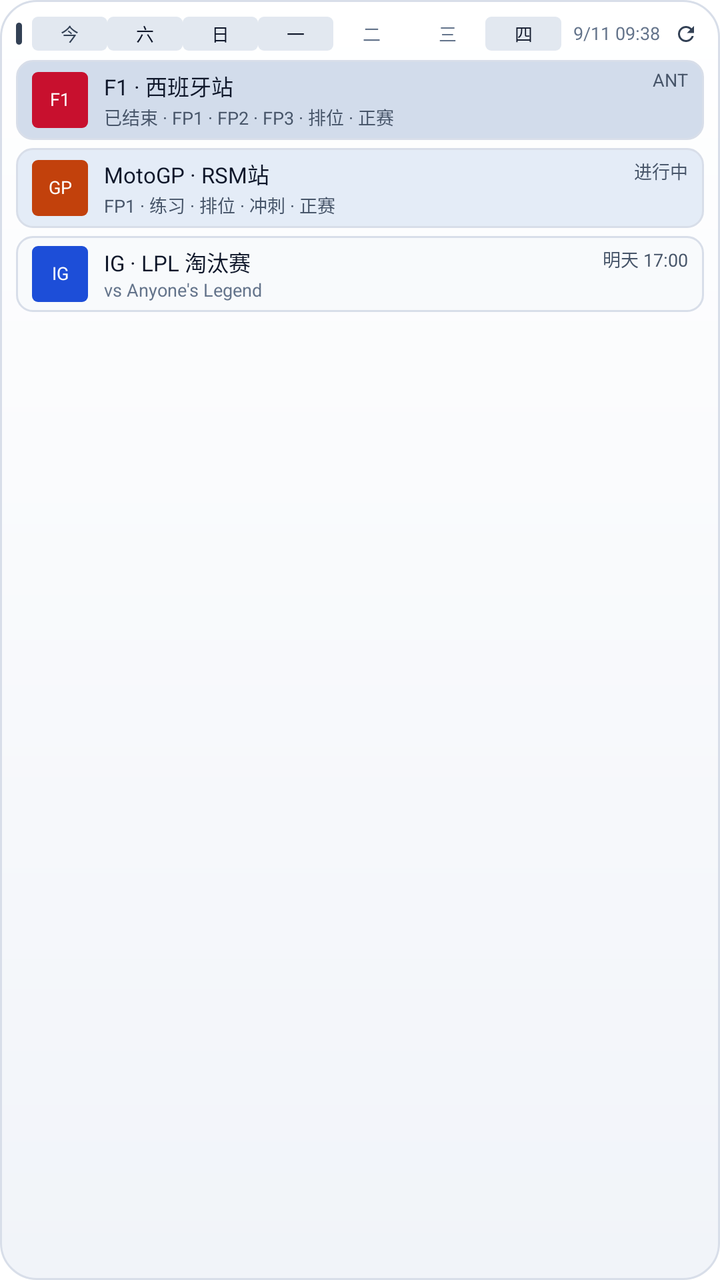
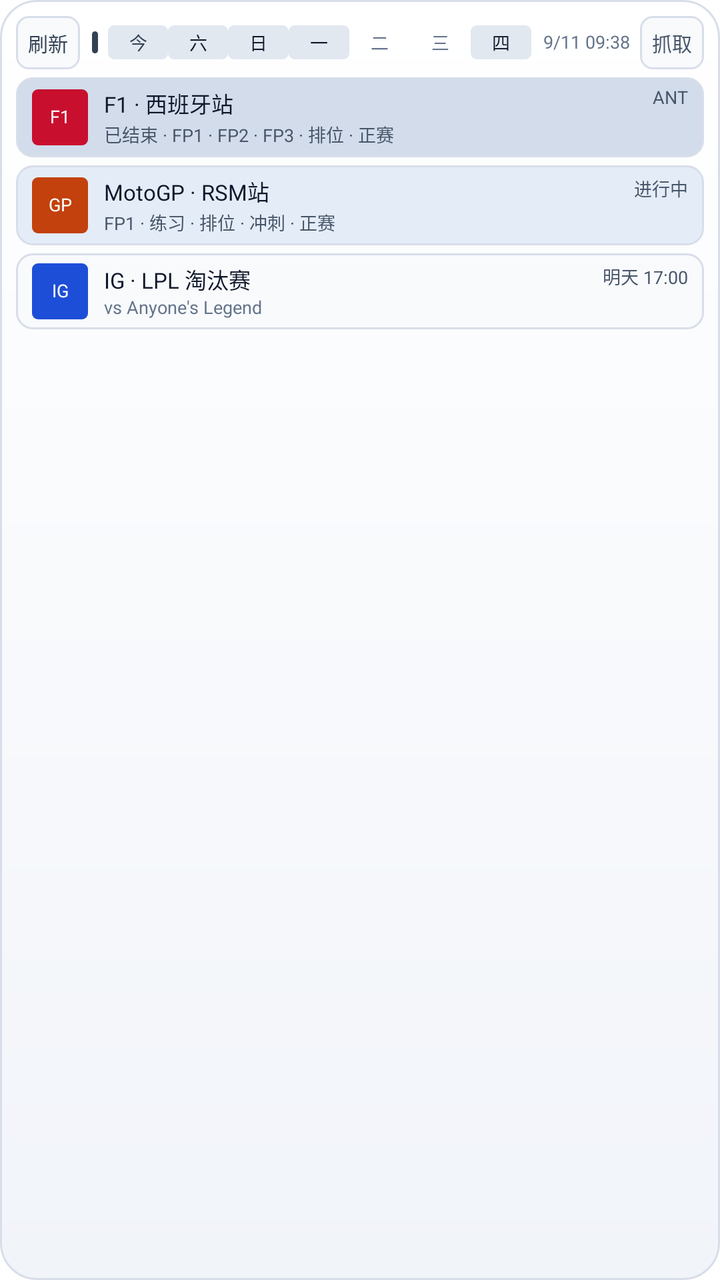

An Android layout rendered at two revisions. The XML below is the earlier revision; the diff shows what the commit changed to produce the second picture.
<!-- AndroidManifest.xml: application theme Theme.SportsWidget -->
<!-- res/layout/widget_sports_preview.xml -->
<?xml version="1.0" encoding="utf-8"?>
<LinearLayout xmlns:android="http://schemas.android.com/apk/res/android"
    android:layout_width="match_parent"
    android:layout_height="match_parent"
    android:background="@drawable/bg_widget"
    android:orientation="vertical"
    android:padding="8dp">

    
    <LinearLayout
        android:layout_width="match_parent"
        android:layout_height="wrap_content"
        android:gravity="center_vertical"
        android:orientation="horizontal">

        <TextView
            android:layout_width="3dp"
            android:layout_height="11dp"
            android:background="@drawable/bg_mark"
            android:minHeight="0dp" />

        <LinearLayout
            android:layout_width="0dp"
            android:layout_height="wrap_content"
            android:layout_marginStart="5dp"
            android:layout_weight="1"
            android:layoutDirection="ltr"
            android:baselineAligned="false"
            android:orientation="horizontal">

            <TextView
                android:layout_width="0dp" android:layout_height="wrap_content"
                android:layout_weight="1" android:background="@drawable/bg_daychip_on"
                android:gravity="center" android:includeFontPadding="false"
                android:minHeight="0dp" android:paddingTop="2dp" android:paddingBottom="2dp"
                android:text="今" android:textColor="@color/accent_text" android:textSize="9dp" />
            <TextView
                android:layout_width="0dp" android:layout_height="wrap_content"
                android:layout_weight="1" android:background="@drawable/bg_daychip_on"
                android:gravity="center" android:includeFontPadding="false"
                android:minHeight="0dp" android:paddingTop="2dp" android:paddingBottom="2dp"
                android:text="六" android:textColor="@color/text_primary" android:textSize="9dp" />
            <TextView
                android:layout_width="0dp" android:layout_height="wrap_content"
                android:layout_weight="1" android:background="@drawable/bg_daychip_on"
                android:gravity="center" android:includeFontPadding="false"
                android:minHeight="0dp" android:paddingTop="2dp" android:paddingBottom="2dp"
                android:text="日" android:textColor="@color/text_primary" android:textSize="9dp" />
            <TextView
                android:layout_width="0dp" android:layout_height="wrap_content"
                android:layout_weight="1" android:background="@drawable/bg_daychip_on"
                android:gravity="center" android:includeFontPadding="false"
                android:minHeight="0dp" android:paddingTop="2dp" android:paddingBottom="2dp"
                android:text="一" android:textColor="@color/text_primary" android:textSize="9dp" />
            <TextView
                android:layout_width="0dp" android:layout_height="wrap_content"
                android:layout_weight="1" android:background="@drawable/bg_daychip_off"
                android:gravity="center" android:includeFontPadding="false"
                android:minHeight="0dp" android:paddingTop="2dp" android:paddingBottom="2dp"
                android:text="二" android:textColor="@color/text_muted" android:textSize="9dp" />
            <TextView
                android:layout_width="0dp" android:layout_height="wrap_content"
                android:layout_weight="1" android:background="@drawable/bg_daychip_off"
                android:gravity="center" android:includeFontPadding="false"
                android:minHeight="0dp" android:paddingTop="2dp" android:paddingBottom="2dp"
                android:text="三" android:textColor="@color/text_muted" android:textSize="9dp" />
            <TextView
                android:layout_width="0dp" android:layout_height="wrap_content"
                android:layout_weight="1" android:background="@drawable/bg_daychip_on"
                android:gravity="center" android:includeFontPadding="false"
                android:minHeight="0dp" android:paddingTop="2dp" android:paddingBottom="2dp"
                android:text="四" android:textColor="@color/text_primary" android:textSize="9dp" />
        </LinearLayout>

        <TextView
            android:layout_width="wrap_content" android:layout_height="wrap_content"
            android:layout_marginStart="6dp" android:includeFontPadding="false"
            android:minHeight="0dp" android:padding="0dp"
            android:text="9/11 09:38" android:textColor="@color/text_muted" android:textSize="9dp" />

        <ImageView
            android:layout_width="18dp" android:layout_height="18dp"
            android:layout_marginStart="4dp" android:contentDescription="@string/action_refresh"
            android:padding="3dp" android:src="@drawable/ic_refresh" />
    </LinearLayout>

    
    <LinearLayout
        android:layout_width="match_parent"
        android:layout_height="0dp"
        android:layout_marginTop="4dp"
        android:layout_weight="1"
        android:orientation="vertical">

        
        <LinearLayout
            android:layout_width="match_parent" android:layout_height="wrap_content"
            android:background="@drawable/bg_card_done" android:gravity="center_vertical"
            android:orientation="horizontal"
            android:paddingStart="8dp" android:paddingTop="5dp"
            android:paddingEnd="8dp" android:paddingBottom="5dp">
            <TextView
                android:layout_width="28dp" android:layout_height="28dp"
                android:background="@drawable/bg_pill_f1" android:gravity="center"
                android:includeFontPadding="false" android:minHeight="0dp"
                android:text="F1" android:textColor="@color/on_pill" android:textSize="9dp" />
            <LinearLayout
                android:layout_width="0dp" android:layout_height="wrap_content"
                android:layout_marginStart="8dp" android:layout_weight="1"
                android:orientation="vertical">
                <LinearLayout
                    android:layout_width="match_parent" android:layout_height="wrap_content"
                    android:baselineAligned="false" android:orientation="horizontal">
                    <TextView
                        android:layout_width="0dp" android:layout_height="wrap_content"
                        android:layout_weight="1" android:includeFontPadding="false"
                        android:minHeight="0dp" android:padding="0dp"
                        android:text="F1 · 西班牙站" android:textColor="@color/text_primary"
                        android:textSize="11dp" />
                    <TextView
                        android:layout_width="wrap_content" android:layout_height="wrap_content"
                        android:layout_marginStart="6dp" android:includeFontPadding="false"
                        android:minHeight="0dp" android:padding="0dp"
                        android:text="ANT" android:textColor="@color/text_secondary"
                        android:textSize="9dp" />
                </LinearLayout>
                
                <TextView
                    android:layout_width="match_parent" android:layout_height="wrap_content"
                    android:layout_marginTop="1dp" android:includeFontPadding="false"
                    android:minHeight="0dp" android:padding="0dp"
                    android:text="已结束 · FP1 · FP2 · FP3 · 排位 · 正赛"
                    android:textColor="@color/text_secondary"
                    android:textSize="9dp" />
            </LinearLayout>
        </LinearLayout>

        
        <LinearLayout
            android:layout_width="match_parent" android:layout_height="wrap_content"
            android:layout_marginTop="4dp"
            android:background="@drawable/bg_card_live" android:gravity="center_vertical"
            android:orientation="horizontal"
            android:paddingStart="8dp" android:paddingTop="5dp"
            android:paddingEnd="8dp" android:paddingBottom="5dp">
            <TextView
                android:layout_width="28dp" android:layout_height="28dp"
                android:background="@drawable/bg_pill_mgp" android:gravity="center"
                android:includeFontPadding="false" android:minHeight="0dp"
                android:text="GP" android:textColor="@color/on_pill" android:textSize="9dp" />
            <LinearLayout
                android:layout_width="0dp" android:layout_height="wrap_content"
                android:layout_marginStart="8dp" android:layout_weight="1"
                android:orientation="vertical">
                <LinearLayout
                    android:layout_width="match_parent" android:layout_height="wrap_content"
                    android:baselineAligned="false" android:orientation="horizontal">
                    <TextView
                        android:layout_width="0dp" android:layout_height="wrap_content"
                        android:layout_weight="1" android:includeFontPadding="false"
                        android:minHeight="0dp" android:padding="0dp"
                        android:text="MotoGP · RSM站" android:textColor="@color/text_primary"
                        android:textSize="11dp" />
                    <TextView
                        android:layout_width="wrap_content" android:layout_height="wrap_content"
                        android:layout_marginStart="6dp" android:includeFontPadding="false"
                        android:minHeight="0dp" android:padding="0dp"
                        android:text="进行中" android:textColor="@color/text_secondary"
                        android:textSize="9dp" />
                </LinearLayout>
                <TextView
                    android:layout_width="match_parent" android:layout_height="wrap_content"
                    android:layout_marginTop="1dp" android:includeFontPadding="false"
                    android:minHeight="0dp" android:padding="0dp"
                    android:text="FP1 · 练习 · 排位 · 冲刺 · 正赛"
                    android:textColor="@color/text_secondary"
                    android:textSize="9dp" />
            </LinearLayout>
        </LinearLayout>

        
        <LinearLayout
            android:layout_width="match_parent" android:layout_height="wrap_content"
            android:layout_marginTop="4dp"
            android:background="@drawable/bg_card" android:gravity="center_vertical"
            android:orientation="horizontal"
            android:paddingStart="8dp" android:paddingTop="5dp"
            android:paddingEnd="8dp" android:paddingBottom="5dp">
            <TextView
                android:layout_width="28dp" android:layout_height="28dp"
                android:background="@drawable/bg_pill_lol" android:gravity="center"
                android:includeFontPadding="false" android:minHeight="0dp"
                android:text="IG" android:textColor="@color/on_pill" android:textSize="9dp" />
            <LinearLayout
                android:layout_width="0dp" android:layout_height="wrap_content"
                android:layout_marginStart="8dp" android:layout_weight="1"
                android:orientation="vertical">
                <LinearLayout
                    android:layout_width="match_parent" android:layout_height="wrap_content"
                    android:baselineAligned="false" android:orientation="horizontal">
                    <TextView
                        android:layout_width="0dp" android:layout_height="wrap_content"
                        android:layout_weight="1" android:includeFontPadding="false"
                        android:minHeight="0dp" android:padding="0dp"
                        android:text="IG · LPL 淘汰赛" android:textColor="@color/text_primary"
                        android:textSize="11dp" />
                    <TextView
                        android:layout_width="wrap_content" android:layout_height="wrap_content"
                        android:layout_marginStart="6dp" android:includeFontPadding="false"
                        android:minHeight="0dp" android:padding="0dp"
                        android:text="明天 17:00" android:textColor="@color/text_secondary"
                        android:textSize="9dp" />
                </LinearLayout>
                <TextView
                    android:layout_width="match_parent" android:layout_height="wrap_content"
                    android:layout_marginTop="1dp" android:includeFontPadding="false"
                    android:minHeight="0dp" android:padding="0dp"
                    android:text="vs Anyone's Legend" android:textColor="@color/text_muted"
                    android:textSize="9dp" />
            </LinearLayout>
        </LinearLayout>
    </LinearLayout>
</LinearLayout>
<!-- resources referenced by this layout -->
<resources>
  <color name="accent_text">#FF334155</color>
  <color name="on_pill">#FFFFFFFF</color>
  <color name="text_muted">#FF64748B</color>
  <color name="text_primary">#FF0F172A</color>
  <color name="text_secondary">#FF475569</color>
  <!-- drawable bg_card (drawable) -->
  <?xml version="1.0" encoding="utf-8"?>
  <shape xmlns:android="http://schemas.android.com/apk/res/android"
      android:shape="rectangle">
      <solid android:color="@color/bg_card" />
      <corners android:radius="8dp" />
      <stroke
          android:width="1dp"
          android:color="@color/hairline" />
  </shape>
  <!-- drawable bg_card_live (drawable) -->
  <?xml version="1.0" encoding="utf-8"?>
  <shape xmlns:android="http://schemas.android.com/apk/res/android"
      android:shape="rectangle">
      <solid android:color="@color/bg_card_live" />
      <corners android:radius="8dp" />
      <stroke
          android:width="1dp"
          android:color="@color/hairline" />
  </shape>
  <!-- drawable bg_daychip_off (drawable) -->
  <?xml version="1.0" encoding="utf-8"?>
  <shape xmlns:android="http://schemas.android.com/apk/res/android"
      android:shape="rectangle">
      <solid android:color="@color/transparent" />
      <corners android:radius="3dp" />
  </shape>
  <!-- drawable bg_daychip_on (drawable) -->
  <?xml version="1.0" encoding="utf-8"?>
  <shape xmlns:android="http://schemas.android.com/apk/res/android"
      android:shape="rectangle">
      <solid android:color="@color/bg_card_alt" />
      <corners android:radius="3dp" />
  </shape>
  <!-- drawable bg_mark (drawable) -->
  <?xml version="1.0" encoding="utf-8"?>
  <shape xmlns:android="http://schemas.android.com/apk/res/android"
      android:shape="rectangle">
      <solid android:color="@color/accent" />
      <corners android:radius="1.5dp" />
  </shape>
  <!-- drawable bg_pill_f1 (drawable) -->
  <?xml version="1.0" encoding="utf-8"?>
  <shape xmlns:android="http://schemas.android.com/apk/res/android"
      android:shape="rectangle">
      <solid android:color="@color/cat_f1" />
      <corners android:radius="3dp" />
  </shape>
  <!-- drawable bg_pill_lol (drawable) -->
  <?xml version="1.0" encoding="utf-8"?>
  <shape xmlns:android="http://schemas.android.com/apk/res/android"
      android:shape="rectangle">
      <solid android:color="@color/cat_lol" />
      <corners android:radius="3dp" />
  </shape>
  <!-- drawable bg_pill_mgp (drawable) -->
  <?xml version="1.0" encoding="utf-8"?>
  <shape xmlns:android="http://schemas.android.com/apk/res/android"
      android:shape="rectangle">
      <solid android:color="@color/cat_mgp" />
      <corners android:radius="3dp" />
  </shape>
  <!-- drawable ic_refresh (drawable) -->
  <?xml version="1.0" encoding="utf-8"?>
  <vector xmlns:android="http://schemas.android.com/apk/res/android"
      android:width="24dp"
      android:height="24dp"
      android:viewportWidth="24"
      android:viewportHeight="24"
      android:tint="@color/accent_text">
      <path
          android:fillColor="#FFFFFFFF"
          android:pathData="M17.65,6.35C16.2,4.9 14.21,4 12,4c-4.42,0 -7.99,3.58 -8,8s3.58,8 8,8c3.73,0 6.84,-2.55 7.73,-6h-2.08c-0.82,2.33 -3.04,4 -5.65,4 -3.31,0 -6,-2.69 -6,-6s2.69,-6 6,-6c1.66,0 3.14,0.69 4.22,1.78L13,11h7V4l-2.35,2.35z" />
  </vector>
  <string name="action_refresh">刷新</string>
  <color name="bg_card">#FFF8FAFC</color>
  <color name="hairline">#FFD8DEE9</color>
  <color name="bg_card_done">#FFD2DCEB</color>
  <color name="bg_card_live">#FFE4ECF7</color>
  <color name="transparent">#00000000</color>
  <color name="bg_card_alt">#FFE2E8F0</color>
  <color name="accent">#FF334155</color>
  <color name="cat_f1">#FFC8102E</color>
  <color name="cat_lol">#FF1D4ED8</color>
  <color name="cat_mgp">#FFC2410C</color>
  <color name="bg_widget_bottom">#FFF1F4F9</color>
  <color name="bg_widget_top">#FFFFFFFF</color>
  <color name="bg_widget">#FFFFFFFF</color>
  <color name="nav_bar">#FF0F172A</color>
  <!-- unchanged entries left out for length: 3 -->
</resources>

<!-- the commit's change to res/layout/widget_sports_preview.xml (unified diff, before → after) -->
@@ -14,8 +14,19 @@
         android:orientation="horizontal">
 
         <TextView
+            android:layout_width="wrap_content" android:layout_height="wrap_content"
+            android:background="@drawable/bg_widget_btn" android:gravity="center"
+            android:includeFontPadding="false" android:maxLines="1"
+            android:minHeight="0dp" android:minWidth="0dp"
+            android:paddingStart="6dp" android:paddingTop="6dp"
+            android:paddingEnd="6dp" android:paddingBottom="6dp"
+            android:text="@string/action_refresh" android:textColor="@color/accent_text"
+            android:textSize="10dp" />
+
+        <TextView
             android:layout_width="3dp"
             android:layout_height="11dp"
+            android:layout_marginStart="6dp"
             android:background="@drawable/bg_mark"
             android:minHeight="0dp" />
 
@@ -75,13 +86,19 @@
         <TextView
             android:layout_width="wrap_content" android:layout_height="wrap_content"
             android:layout_marginStart="6dp" android:includeFontPadding="false"
-            android:minHeight="0dp" android:padding="0dp"
+            android:maxLines="1" android:maxWidth="72dp" android:minHeight="0dp"
+            android:padding="0dp"
             android:text="9/11 09:38" android:textColor="@color/text_muted" android:textSize="9dp" />
 
-        <ImageView
-            android:layout_width="18dp" android:layout_height="18dp"
-            android:layout_marginStart="4dp" android:contentDescription="@string/action_refresh"
-            android:padding="3dp" android:src="@drawable/ic_refresh" />
+        <TextView
+            android:layout_width="wrap_content" android:layout_height="wrap_content"
+            android:layout_marginStart="5dp" android:background="@drawable/bg_widget_btn"
+            android:gravity="center" android:includeFontPadding="false"
+            android:maxLines="1" android:minHeight="0dp" android:minWidth="0dp"
+            android:paddingStart="6dp" android:paddingTop="6dp"
+            android:paddingEnd="6dp" android:paddingBottom="6dp"
+            android:text="@string/action_trigger" android:textColor="@color/text_secondary"
+            android:textSize="10dp" />
     </LinearLayout>
 
     
<!-- resource entries referenced after the edit -->
@@ -67,19 +67,18 @@
       <solid android:color="@color/cat_mgp" />
       <corners android:radius="3dp" />
   </shape>
-  <!-- drawable ic_refresh (drawable) -->
+  <!-- drawable bg_widget_btn (drawable) -->
   <?xml version="1.0" encoding="utf-8"?>
-  <vector xmlns:android="http://schemas.android.com/apk/res/android"
-      android:width="24dp"
-      android:height="24dp"
-      android:viewportWidth="24"
-      android:viewportHeight="24"
-      android:tint="@color/accent_text">
-      <path
-          android:fillColor="#FFFFFFFF"
-          android:pathData="M17.65,6.35C16.2,4.9 14.21,4 12,4c-4.42,0 -7.99,3.58 -8,8s3.58,8 8,8c3.73,0 6.84,-2.55 7.73,-6h-2.08c-0.82,2.33 -3.04,4 -5.65,4 -3.31,0 -6,-2.69 -6,-6s2.69,-6 6,-6c1.66,0 3.14,0.69 4.22,1.78L13,11h7V4l-2.35,2.35z" />
-  </vector>
+  <shape xmlns:android="http://schemas.android.com/apk/res/android"
+      android:shape="rectangle">
+      <solid android:color="@color/bg_card" />
+      <corners android:radius="6dp" />
+      <stroke
+          android:width="1dp"
+          android:color="@color/hairline" />
+  </shape>
   <string name="action_refresh">刷新</string>
+  <string name="action_trigger">抓取</string>
   <color name="bg_card">#FFF8FAFC</color>
   <color name="hairline">#FFD8DEE9</color>
   <color name="bg_card_done">#FFD2DCEB</color>
